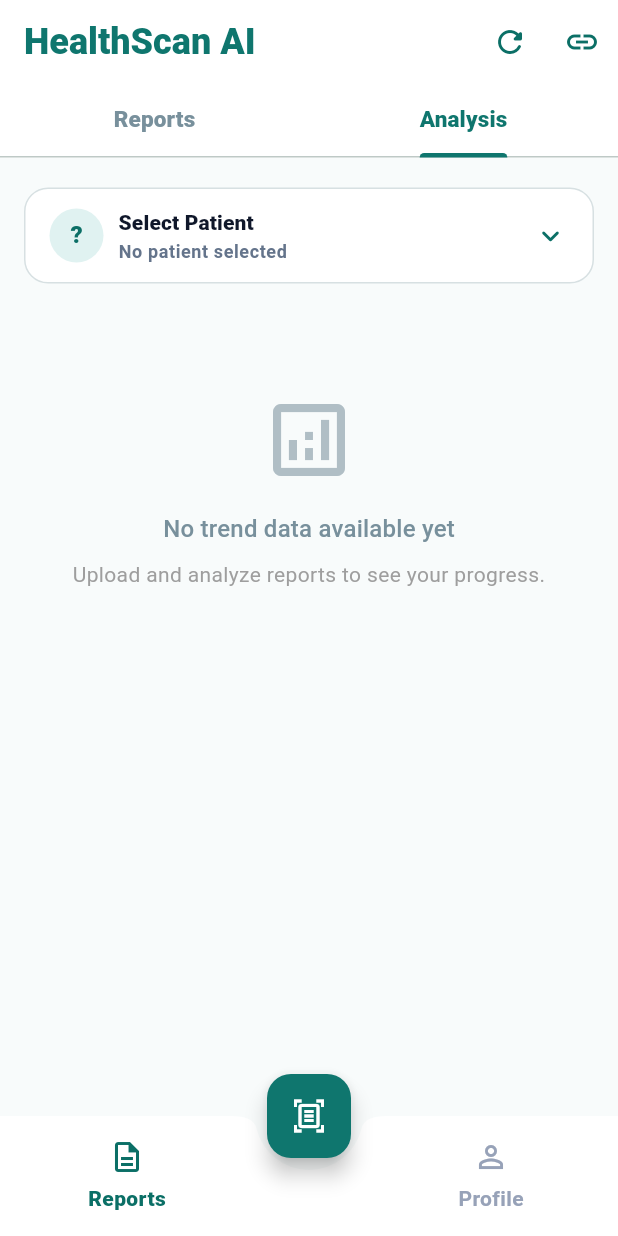
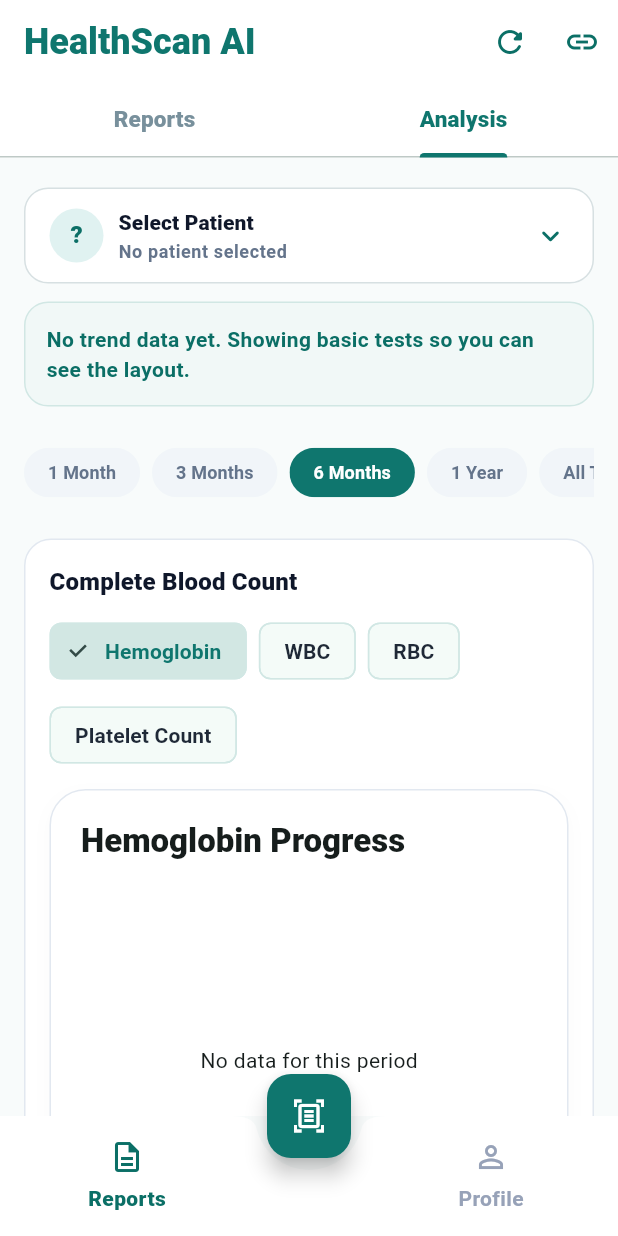
Before and after one commit to RonitBrevity/report_scanner_mobile, a Flutter app: the screen it shows after launch, tab 2 chosen, on a phone screen of 412 x 824 dp. Run offline on Flutter 3.47's test engine with Material 3 defaults, Android fonts, the phone set to English and light mode, and no system bars; our stand-ins replace dio, file_picker, fl_chart, image_picker, pdf; network calls fail.

Commit message:
one more commit

```diff
--- a/lib/screens/scanner_home_page.dart
+++ b/lib/screens/scanner_home_page.dart
@@ -1933,6 +1933,22 @@ class _AnalysisTabViewState extends State<_AnalysisTabView> {
     'ldl': 'Lipid Profile',
     'triglycerides': 'Lipid Profile',
   };
+  static const List<String> _basicTests = [
+    'Hemoglobin',
+    'WBC',
+    'RBC',
+    'Platelet Count',
+    'Glucose',
+    'HbA1c',
+    'Creatinine',
+    'Urea',
+    'Sodium',
+    'Potassium',
+    'ALT',
+    'AST',
+    'Cholesterol',
+    'Triglycerides',
+  ];
 
   @override
   void initState() {
@@ -1945,7 +1961,9 @@ class _AnalysisTabViewState extends State<_AnalysisTabView> {
   @override
   Widget build(BuildContext context) {
     final availableTests = widget.controller.availableTests;
-    final grouped = _groupTests(availableTests);
+    final hasTrendData = availableTests.isNotEmpty;
+    final testsToShow = hasTrendData ? availableTests : _basicTests;
+    final grouped = _groupTests(testsToShow);
     final allGroupedTests = grouped.values.expand((e) => e).toList();
     if (_selectedTest == null && allGroupedTests.isNotEmpty) {
       _selectedTest = allGroupedTests.first;
@@ -1971,12 +1989,33 @@ class _AnalysisTabViewState extends State<_AnalysisTabView> {
               ),
             ),
           ),
-          if (availableTests.isEmpty || grouped.isEmpty)
+          if (grouped.isEmpty)
             SliverFillRemaining(
               hasScrollBody: false,
               child: _buildEmptyState(theme),
             )
           else ...[
+            if (!hasTrendData)
+              SliverToBoxAdapter(
+                child: Padding(
+                  padding: const EdgeInsets.fromLTRB(16, 0, 16, 12),
+                  child: Container(
+                    padding: const EdgeInsets.all(14),
+                    decoration: BoxDecoration(
+                      color: const Color(0xFFF1F8F7),
+                      borderRadius: BorderRadius.circular(16),
+                      border: Border.all(color: const Color(0xFFD1E7E4)),
+                    ),
+                    child: Text(
+                      'No trend data yet. Showing basic tests so you can see the layout.',
+                      style: theme.textTheme.bodyMedium?.copyWith(
+                        color: const Color(0xFF0B6F66),
+                        fontWeight: FontWeight.w600,
+                      ),
+                    ),
+                  ),
+                ),
+              ),
             SliverPersistentHeader(
               pinned: true,
               delegate: _TimeFilterHeader(
--- a/lib/services/api_client.dart
+++ b/lib/services/api_client.dart
@@ -30,23 +30,23 @@ class ApiClient {
     const String hostIp = 'localhost';
 
     if (kIsWeb) {
-      //return 'http://localhost:5219';
-      return 'http://103.92.121.94:9043';
+      return 'http://localhost:5219';
+      //return 'http://103.92.121.94:9043';
     }
 
     switch (defaultTargetPlatform) {
       case TargetPlatform.android:
-        // return 'http://$hostIp:5219';
-        return 'http://103.92.121.94:9043';
+        return 'http://$hostIp:5219';
+      //return 'http://103.92.121.94:9043';
       case TargetPlatform.iOS:
       case TargetPlatform.macOS:
       case TargetPlatform.windows:
       case TargetPlatform.linux:
-        //return 'http://localhost:5219';
-        return 'http://103.92.121.94:9043';
+        return 'http://localhost:5219';
+      //return 'http://103.92.121.94:9043';
       case TargetPlatform.fuchsia:
-        //return 'http://localhost:5219';
-        return 'http://103.92.121.94:9043';
+        return 'http://localhost:5219';
+      //return 'http://103.92.121.94:9043';
     }
   }
 }
```
